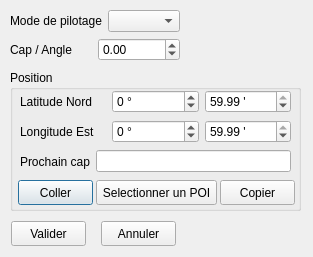
This is src/Pilototo_param.ui in nohal/qtVlm as Qt 5 draws it before an edit. The edited form follows.
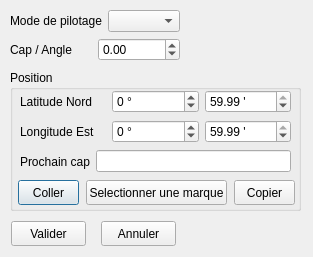
This is the edited form.

Commit message: Ajout du typage de Marque (POI, WP, Balise) Couleur des marques est paramétrable

What changed in the file:
```diff
--- a/src/Pilototo_param.ui
+++ b/src/Pilototo_param.ui
@@ -160,7 +160,7 @@
      <rect>
       <x>8</x>
       <y>110</y>
-      <width>75</width>
+      <width>61</width>
       <height>25</height>
      </rect>
     </property>
@@ -171,22 +171,22 @@
    <widget class="QPushButton" name="btn_selectPOI">
     <property name="geometry">
      <rect>
-      <x>86</x>
+      <x>76</x>
       <y>110</y>
-      <width>121</width>
+      <width>141</width>
       <height>25</height>
      </rect>
     </property>
     <property name="text">
-     <string>Selectionner un POI</string>
+     <string>Selectionner une marque</string>
     </property>
    </widget>
    <widget class="QPushButton" name="btn_copyPOI">
     <property name="geometry">
      <rect>
-      <x>210</x>
+      <x>224</x>
       <y>110</y>
-      <width>75</width>
+      <width>61</width>
       <height>25</height>
      </rect>
     </property>
```
The commit also changes 25 other files.
